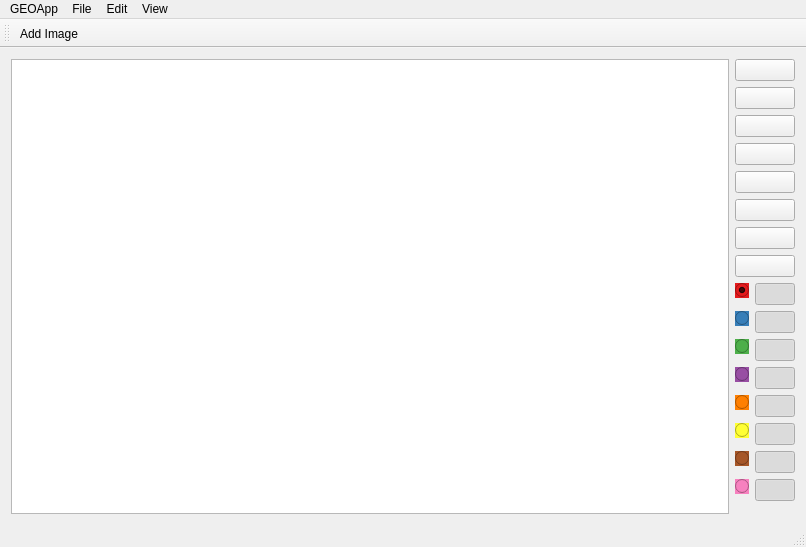
IvanSevilla/GAT, file Geo_GUI_Application/mainwindow.ui: the form before one commit.
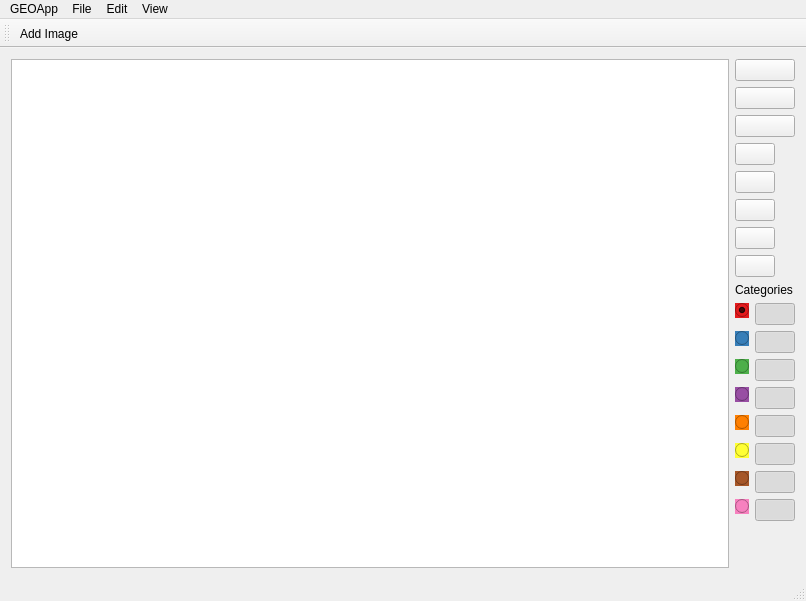
The form after the commit. Icons and pictures are not drawn.

Patch:
```diff
--- a/Geo_GUI_Application/mainwindow.ui
+++ b/Geo_GUI_Application/mainwindow.ui
@@ -10,7 +10,7 @@
     <x>0</x>
     <y>0</y>
     <width>806</width>
-    <height>547</height>
+    <height>601</height>
    </rect>
   </property>
   <property name="sizePolicy">
@@ -65,7 +65,7 @@
     <item>
      <layout class="QVBoxLayout" name="verticalLayout">
       <property name="sizeConstraint">
-       <enum>QLayout::SetMaximumSize</enum>
+       <enum>QLayout::SetMinimumSize</enum>
       </property>
       <property name="leftMargin">
        <number>0</number>
@@ -75,6 +75,9 @@
       </property>
       <item>
        <layout class="QVBoxLayout" name="verticalLayout_3">
+        <property name="sizeConstraint">
+         <enum>QLayout::SetMinimumSize</enum>
+        </property>
         <item>
          <widget class="QPushButton" name="Btn_Zoom_In">
           <property name="text">
@@ -113,8 +116,35 @@
         </item>
         <item>
          <layout class="QVBoxLayout" name="verticalLayout_4">
+          <property name="sizeConstraint">
+           <enum>QLayout::SetMinimumSize</enum>
+          </property>
           <item>
            <widget class="QPushButton" name="Btn_Add_Point">
+            <property name="sizePolicy">
+             <sizepolicy hsizetype="Fixed" vsizetype="Fixed">
+              <horstretch>0</horstretch>
+              <verstretch>0</verstretch>
+             </sizepolicy>
+            </property>
+            <property name="mouseTracking">
+             <bool>true</bool>
+            </property>
+            <property name="tabletTracking">
+             <bool>true</bool>
+            </property>
+            <property name="toolTip">
+             <string extracomment="Add"/>
+            </property>
+            <property name="toolTipDuration">
+             <number>200000</number>
+            </property>
+            <property name="statusTip">
+             <string extracomment="Add"/>
+            </property>
+            <property name="whatsThis">
+             <string extracomment="Add"/>
+            </property>
             <property name="text">
              <string/>
             </property>
@@ -125,6 +155,9 @@
             <property name="checkable">
              <bool>false</bool>
             </property>
+            <property name="autoDefault">
+             <bool>false</bool>
+            </property>
             <property name="flat">
              <bool>false</bool>
             </property>
@@ -132,6 +165,30 @@
           </item>
           <item>
            <widget class="QPushButton" name="Btn_Del_Point">
+            <property name="sizePolicy">
+             <sizepolicy hsizetype="Fixed" vsizetype="Fixed">
+              <horstretch>0</horstretch>
+              <verstretch>0</verstretch>
+             </sizepolicy>
+            </property>
+            <property name="mouseTracking">
+             <bool>true</bool>
+            </property>
+            <property name="tabletTracking">
+             <bool>true</bool>
+            </property>
+            <property name="toolTip">
+             <string extracomment="Delete &amp; Join"/>
+            </property>
+            <property name="toolTipDuration">
+             <number>200000</number>
+            </property>
+            <property name="statusTip">
+             <string extracomment="Delete &amp; Join"/>
+            </property>
+            <property name="whatsThis">
+             <string extracomment="Delete &amp; Join"/>
+            </property>
             <property name="text">
              <string/>
             </property>
@@ -142,6 +199,9 @@
             <property name="checkable">
              <bool>false</bool>
             </property>
+            <property name="autoDefault">
+             <bool>false</bool>
+            </property>
             <property name="flat">
              <bool>false</bool>
             </property>
@@ -149,6 +209,30 @@
           </item>
           <item>
            <widget class="QPushButton" name="Btn_Move">
+            <property name="sizePolicy">
+             <sizepolicy hsizetype="Fixed" vsizetype="Fixed">
+              <horstretch>0</horstretch>
+              <verstretch>0</verstretch>
+             </sizepolicy>
+            </property>
+            <property name="mouseTracking">
+             <bool>true</bool>
+            </property>
+            <property name="tabletTracking">
+             <bool>true</bool>
+            </property>
+            <property name="toolTip">
+             <string comment="Move &amp; Split" extracomment="Move &amp; Split"/>
+            </property>
+            <property name="toolTipDuration">
+             <number>200000</number>
+            </property>
+            <property name="statusTip">
+             <string comment="Move &amp; Split" extracomment="Move &amp; Split"/>
+            </property>
+            <property name="whatsThis">
+             <string extracomment="Move &amp; Split"/>
+            </property>
             <property name="text">
              <string/>
             </property>
@@ -156,6 +240,9 @@
              <iconset resource="assets.qrc">
               <normaloff>:/assets/expand-arrows.svg</normaloff>:/assets/expand-arrows.svg</iconset>
             </property>
+            <property name="autoDefault">
+             <bool>false</bool>
+            </property>
             <property name="flat">
              <bool>false</bool>
             </property>
@@ -163,6 +250,27 @@
           </item>
           <item>
            <widget class="QPushButton" name="Btn_Undo">
+            <property name="sizePolicy">
+             <sizepolicy hsizetype="Fixed" vsizetype="Fixed">
+              <horstretch>0</horstretch>
+              <verstretch>0</verstretch>
+             </sizepolicy>
+            </property>
+            <property name="mouseTracking">
+             <bool>true</bool>
+            </property>
+            <property name="tabletTracking">
+             <bool>true</bool>
+            </property>
+            <property name="toolTip">
+             <string extracomment="Undo"/>
+            </property>
+            <property name="toolTipDuration">
+             <number>200000</number>
+            </property>
+            <property name="whatsThis">
+             <string extracomment="Undo"/>
+            </property>
             <property name="text">
              <string/>
             </property>
@@ -170,6 +278,9 @@
              <iconset resource="assets.qrc">
               <normaloff>:/assets/undo.svg</normaloff>:/assets/undo.svg</iconset>
             </property>
+            <property name="autoDefault">
+             <bool>false</bool>
+            </property>
             <property name="flat">
              <bool>false</bool>
             </property>
@@ -177,6 +288,27 @@
           </item>
           <item>
            <widget class="QPushButton" name="Btn_Do">
+            <property name="sizePolicy">
+             <sizepolicy hsizetype="Fixed" vsizetype="Fixed">
+              <horstretch>0</horstretch>
+              <verstretch>0</verstretch>
+             </sizepolicy>
+            </property>
+            <property name="mouseTracking">
+             <bool>true</bool>
+            </property>
+            <property name="tabletTracking">
+             <bool>true</bool>
+            </property>
+            <property name="toolTip">
+             <string extracomment="Redo"/>
+            </property>
+            <property name="toolTipDuration">
+             <number>-3</number>
+            </property>
+            <property name="whatsThis">
+             <string extracomment="Redo"/>
+            </property>
             <property name="text">
              <string/>
             </property>
@@ -184,6 +316,9 @@
              <iconset resource="assets.qrc">
               <normaloff>:/assets/redo.svg</normaloff>:/assets/redo.svg</iconset>
             </property>
+            <property name="autoDefault">
+             <bool>false</bool>
+            </property>
             <property name="flat">
              <bool>false</bool>
             </property>
@@ -193,12 +328,37 @@
         </item>
        </layout>
       </item>
+      <item>
+       <widget class="QLabel" name="label">
+        <property name="sizePolicy">
+         <sizepolicy hsizetype="Fixed" vsizetype="Fixed">
+          <horstretch>0</horstretch>
+          <verstretch>0</verstretch>
+         </sizepolicy>
+        </property>
+        <property name="text">
+         <string>Categories</string>
+        </property>
+       </widget>
+      </item>
       <item>
        <layout class="QVBoxLayout" name="verticalLayout_2">
+        <property name="sizeConstraint">
+         <enum>QLayout::SetMinimumSize</enum>
+        </property>
         <item>
          <layout class="QFormLayout" name="formLayout">
+          <property name="sizeConstraint">
+           <enum>QLayout::SetMinimumSize</enum>
+          </property>
           <item row="1" column="0">
            <widget class="QRadioButton" name="Group0">
+            <property name="sizePolicy">
+             <sizepolicy hsizetype="Fixed" vsizetype="Fixed">
+              <horstretch>0</horstretch>
+              <verstretch>0</verstretch>
+             </sizepolicy>
+            </property>
             <property name="autoFillBackground">
              <bool>false</bool>
             </property>
@@ -216,6 +376,12 @@
           </item>
           <item row="2" column="0">
            <widget class="QRadioButton" name="Group1">
+            <property name="sizePolicy">
+             <sizepolicy hsizetype="Fixed" vsizetype="Fixed">
+              <horstretch>0</horstretch>
+              <verstretch>0</verstretch>
+             </sizepolicy>
+            </property>
             <property name="styleSheet">
              <string notr="true">background-color: rgb(55,126,184);</string>
             </property>
@@ -226,6 +392,12 @@
           </item>
           <item row="3" column="0">
            <widget class="QRadioButton" name="Group2">
+            <property name="sizePolicy">
+             <sizepolicy hsizetype="Fixed" vsizetype="Fixed">
+              <horstretch>0</horstretch>
+              <verstretch>0</verstretch>
+             </sizepolicy>
+            </property>
             <property name="styleSheet">
              <string notr="true">background-color: rgb(77,175,74);</string>
             </property>
@@ -236,6 +408,12 @@
           </item>
           <item row="4" column="0">
            <widget class="QRadioButton" name="Group3">
+            <property name="sizePolicy">
+             <sizepolicy hsizetype="Fixed" vsizetype="Fixed">
+              <horstretch>0</horstretch>
+              <verstretch>0</verstretch>
+             </sizepolicy>
+            </property>
             <property name="styleSheet">
              <string notr="true">background-color: rgb(152,78,163);</string>
             </property>
@@ -246,6 +424,12 @@
           </item>
           <item row="5" column="0">
            <widget class="QRadioButton" name="Group4">
+            <property name="sizePolicy">
+             <sizepolicy hsizetype="Fixed" vsizetype="Fixed">
+              <horstretch>0</horstretch>
+              <verstretch>0</verstretch>
+             </sizepolicy>
+            </property>
             <property name="styleSheet">
              <string notr="true">background-color: rgb(255,127,0);</string>
             </property>
@@ -256,6 +440,12 @@
           </item>
           <item row="6" column="0">
            <widget class="QRadioButton" name="Group5">
+            <property name="sizePolicy">
+             <sizepolicy hsizetype="Fixed" vsizetype="Fixed">
+              <horstretch>0</horstretch>
+              <verstretch>0</verstretch>
+             </sizepolicy>
+            </property>
             <property name="styleSheet">
              <string notr="true">background-color: rgb(255,255,51);</string>
             </property>
@@ -266,6 +456,12 @@
           </item>
           <item row="7" column="0">
            <widget class="QRadioButton" name="Group6">
+            <property name="sizePolicy">
+             <sizepolicy hsizetype="Fixed" vsizetype="Fixed">
+              <horstretch>0</horstretch>
+              <verstretch>0</verstretch>
+             </sizepolicy>
+            </property>
             <property name="styleSheet">
              <string notr="true">background-color: rgb(166,86,40);</string>
             </property>
@@ -276,6 +472,12 @@
           </item>
           <item row="8" column="0">
            <widget class="QRadioButton" name="Group7">
+            <property name="sizePolicy">
+             <sizepolicy hsizetype="Fixed" vsizetype="Fixed">
+              <horstretch>0</horstretch>
+              <verstretch>0</verstretch>
+             </sizepolicy>
+            </property>
             <property name="styleSheet">
              <string notr="true">background-color: rgb(247,129,191);</string>
             </property>
@@ -286,6 +488,15 @@
           </item>
           <item row="1" column="1">
            <widget class="QPushButton" name="Visibility0">
+            <property name="sizePolicy">
+             <sizepolicy hsizetype="Fixed" vsizetype="Fixed">
+              <horstretch>0</horstretch>
+              <verstretch>0</verstretch>
+             </sizepolicy>
+            </property>
+            <property name="toolTipDuration">
+             <number>5</number>
+            </property>
             <property name="text">
              <string/>
             </property>
@@ -307,6 +518,12 @@
           </item>
           <item row="2" column="1">
            <widget class="QPushButton" name="Visibility1">
+            <property name="sizePolicy">
+             <sizepolicy hsizetype="Fixed" vsizetype="Fixed">
+              <horstretch>0</horstretch>
+              <verstretch>0</verstretch>
+             </sizepolicy>
+            </property>
             <property name="text">
              <string/>
             </property>
@@ -325,6 +542,12 @@
           </item>
           <item row="3" column="1">
            <widget class="QPushButton" name="Visibility2">
+            <property name="sizePolicy">
+             <sizepolicy hsizetype="Fixed" vsizetype="Fixed">
+              <horstretch>0</horstretch>
+              <verstretch>0</verstretch>
+             </sizepolicy>
+            </property>
             <property name="text">
              <string/>
             </property>
@@ -344,6 +567,12 @@
           </item>
           <item row="4" column="1">
            <widget class="QPushButton" name="Visibility3">
+            <property name="sizePolicy">
+             <sizepolicy hsizetype="Fixed" vsizetype="Fixed">
+              <horstretch>0</horstretch>
+              <verstretch>0</verstretch>
+             </sizepolicy>
+            </property>
             <property name="text">
              <string/>
             </property>
@@ -362,6 +591,12 @@
           </item>
           <item row="5" column="1">
            <widget class="QPushButton" name="Visibility4">
+            <property name="sizePolicy">
+             <sizepolicy hsizetype="Fixed" vsizetype="Fixed">
+              <horstretch>0</horstretch>
+              <verstretch>0</verstretch>
+             </sizepolicy>
+            </property>
             <property name="text">
              <string/>
             </property>
@@ -380,6 +615,12 @@
           </item>
           <item row="6" column="1">
            <widget class="QPushButton" name="Visibility5">
+            <property name="sizePolicy">
+             <sizepolicy hsizetype="Fixed" vsizetype="Fixed">
+              <horstretch>0</horstretch>
+              <verstretch>0</verstretch>
+             </sizepolicy>
+            </property>
             <property name="text">
              <string/>
             </property>
@@ -398,6 +639,12 @@
           </item>
           <item row="7" column="1">
            <widget class="QPushButton" name="Visibility6">
+            <property name="sizePolicy">
+             <sizepolicy hsizetype="Fixed" vsizetype="Fixed">
+              <horstretch>0</horstretch>
+              <verstretch>0</verstretch>
+             </sizepolicy>
+            </property>
             <property name="text">
              <string/>
             </property>
@@ -416,6 +663,12 @@
           </item>
           <item row="8" column="1">
            <widget class="QPushButton" name="Visibility7">
+            <property name="sizePolicy">
+             <sizepolicy hsizetype="Fixed" vsizetype="Fixed">
+              <horstretch>0</horstretch>
+              <verstretch>0</verstretch>
+             </sizepolicy>
+            </property>
             <property name="text">
              <string/>
             </property>
```
Left out of the diff: 84 changed lines with no effect on the pictures.
